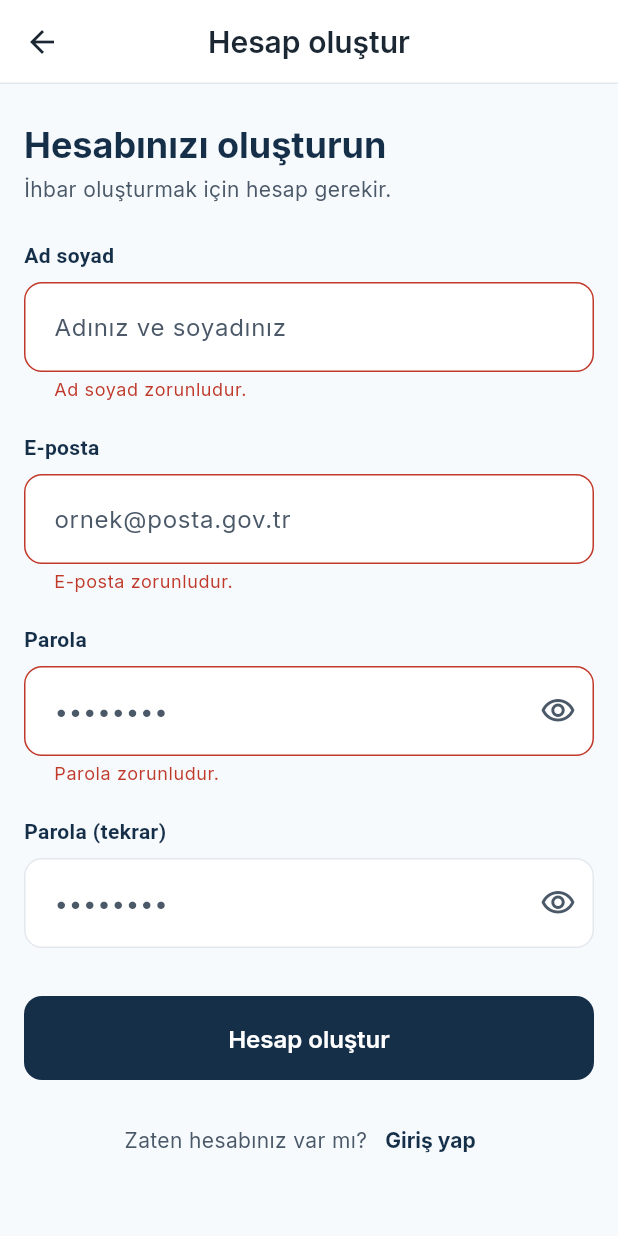
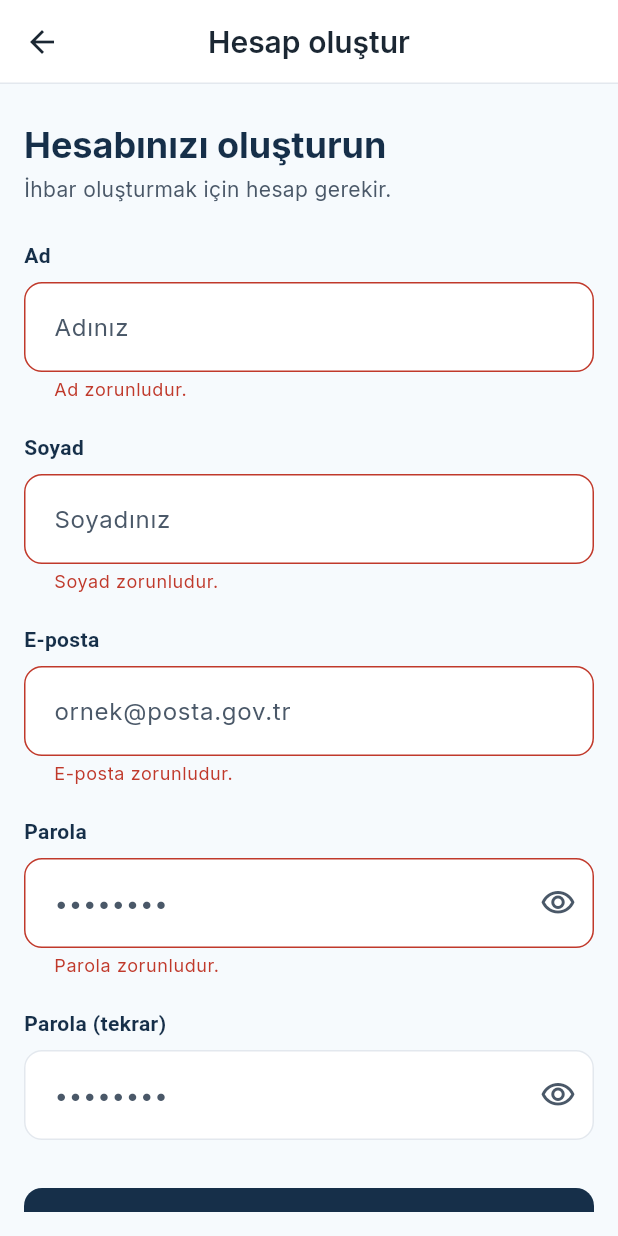
Before and after one commit to EmirhanUzel/AKOP, a Flutter app: the RegisterScreen screen opened by its route, after a tap on "Hesap oluştur", on a phone screen of 412 x 824 dp. Run offline on Flutter 3.47's test engine with Material 3 defaults, Android fonts, the phone set to English and light mode, and no system bars; our stand-ins replace dio, flutter_riverpod, go_router, google_fonts.

Commit message:
feat(mobile): connect login and register to IdentityService
- ApiAuthRepository: POST /api/Auth/login, /api/Auth/register, GET /api/Users/me (dio)
- Kayıt ekranında ad ve soyad ayrı alanlar (backend FirstName / LastName)
- Parola kuralı ve diğer kayıt hataları Türkçe gösterilir
- Sunucuya ulaşılamama için ayrı hata mesajı
- API adresi tek yerde: --dart-define=API_BASE_URL (varsayılan http://10.0.2.2:5101)
- Debug sürümünde http izni (yayın sürümünde https kullanılacak)
- Repository için ağsız testler (sahte HTTP adaptörü)

```diff
--- /dev/null
+++ b/mobile/akop_mobile/lib/core/config/api_config.dart
@@ -0,0 +1,3 @@
+/// Backend adresi. Emülatörde bilgisayara `10.0.2.2` ile ulaşılır.
+/// Değiştirmek için: `flutter run --dart-define=API_BASE_URL=http://192.168.1.20:5101`
+const apiBaseUrl = String.fromEnvironment('API_BASE_URL', defaultValue: 'http://10.0.2.2:5101');
--- a/mobile/akop_mobile/lib/features/auth/presentation/register_screen.dart
+++ b/mobile/akop_mobile/lib/features/auth/presentation/register_screen.dart
@@ -15,10 +15,12 @@ class RegisterScreen extends ConsumerStatefulWidget {
 
 class _RegisterScreenState extends ConsumerState<RegisterScreen> {
   final _formKey = GlobalKey<FormState>();
-  final _name = TextEditingController();
+  final _firstName = TextEditingController();
+  final _lastName = TextEditingController();
   final _email = TextEditingController();
   final _password = TextEditingController();
   final _passwordAgain = TextEditingController();
+  final _scroll = ScrollController();
 
   @override
   void initState() {
@@ -28,21 +30,29 @@ class _RegisterScreenState extends ConsumerState<RegisterScreen> {
 
   @override
   void dispose() {
-    _name.dispose();
+    _firstName.dispose();
+    _lastName.dispose();
     _email.dispose();
     _password.dispose();
     _passwordAgain.dispose();
+    _scroll.dispose();
     super.dispose();
   }
 
   void _submit() {
     if (!_formKey.currentState!.validate()) return;
-    ref.read(authControllerProvider.notifier).register(_name.text, _email.text, _password.text);
+    ref.read(authControllerProvider.notifier).register(_firstName.text, _lastName.text, _email.text, _password.text);
   }
 
   @override
   Widget build(BuildContext context) {
     final auth = ref.watch(authControllerProvider);
+    // Hata kutusu formun en üstünde; görünür olsun diye yukarı kaydır
+    ref.listen(authControllerProvider, (prev, next) {
+      if (next.error != null && prev?.error != next.error) {
+        _scroll.animateTo(0, duration: const Duration(milliseconds: 250), curve: Curves.easeOut);
+      }
+    });
     final theme = Theme.of(context);
     return Scaffold(
       appBar: AppBar(
@@ -57,6 +67,7 @@ class _RegisterScreenState extends ConsumerState<RegisterScreen> {
             children: [
               Expanded(
                 child: SingleChildScrollView(
+                  controller: _scroll,
                   child: Form(
                     key: _formKey,
                     child: Column(
@@ -83,13 +94,22 @@ class _RegisterScreenState extends ConsumerState<RegisterScreen> {
                           ),
                           const SizedBox(height: 16),
                         ],
-                        const FieldLabel('Ad soyad'),
+                        const FieldLabel('Ad'),
                         TextFormField(
-                          controller: _name,
+                          controller: _firstName,
                           enabled: !auth.loading,
                           textCapitalization: TextCapitalization.words,
-                          decoration: const InputDecoration(hintText: 'Adınız ve soyadınız'),
-                          validator: (v) => (v == null || v.trim().isEmpty) ? 'Ad soyad zorunludur.' : null,
+                          decoration: const InputDecoration(hintText: 'Adınız'),
+                          validator: (v) => (v == null || v.trim().isEmpty) ? 'Ad zorunludur.' : null,
+                        ),
+                        const SizedBox(height: 20),
+                        const FieldLabel('Soyad'),
+                        TextFormField(
+                          controller: _lastName,
+                          enabled: !auth.loading,
+                          textCapitalization: TextCapitalization.words,
+                          decoration: const InputDecoration(hintText: 'Soyadınız'),
+                          validator: (v) => (v == null || v.trim().isEmpty) ? 'Soyad zorunludur.' : null,
                         ),
                         const SizedBox(height: 20),
                         const FieldLabel('E-posta'),
--- a/mobile/akop_mobile/pubspec.yaml
+++ b/mobile/akop_mobile/pubspec.yaml
@@ -37,6 +37,7 @@ dependencies:
   flutter_riverpod: ^3.4.3
   go_router: ^18.1.0
   google_fonts: ^8.0.0
+  dio: ^5.11.1
 
 dev_dependencies:
   flutter_test:
```
Also changed, not shown: mobile/akop_mobile/lib/features/auth/application/auth_controller.dart (+25 -10 lines), mobile/akop_mobile/lib/features/auth/data/api_auth_repository.dart (added, +84 -0 lines), mobile/akop_mobile/lib/features/auth/data/auth_repository.dart (+18 -6 lines), mobile/akop_mobile/pubspec.lock, 3 other files.
